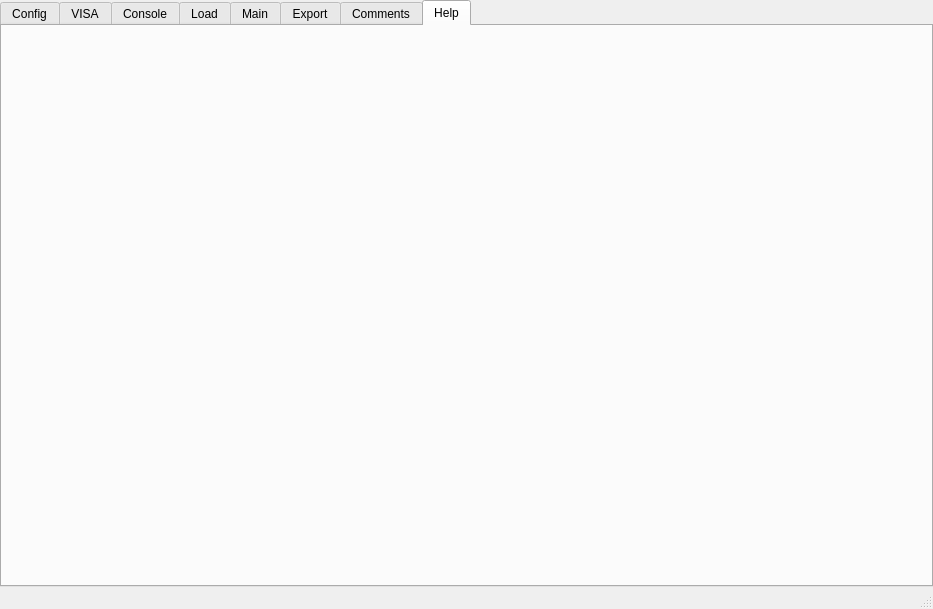
lamasek/customer_fast, file tester_adapteru/mainwindow.ui: the form before one commit.
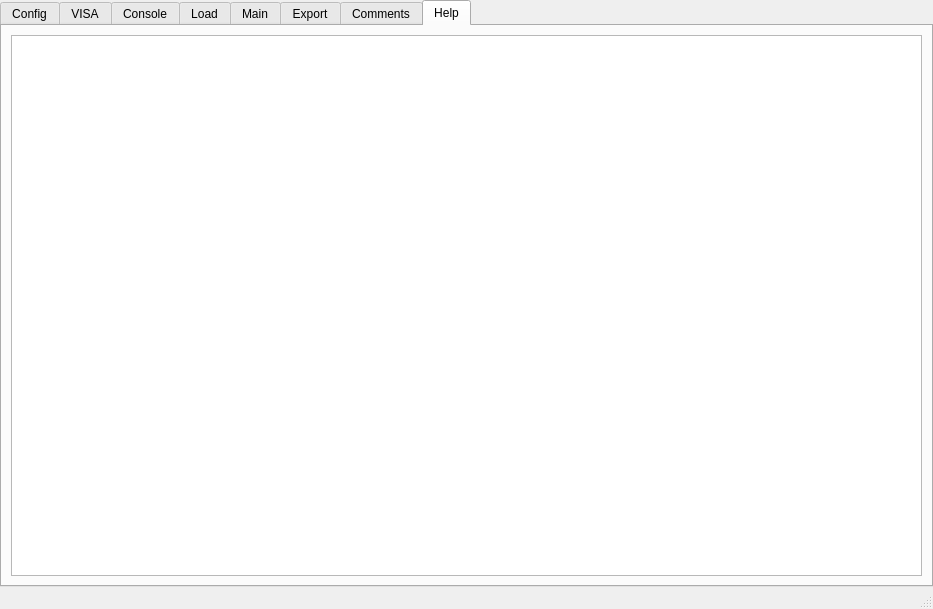
The form after the commit. The open tabs and pages were chosen to show the change. Custom widgets are drawn as their Qt base class.

```diff
--- a/tester_adapteru/mainwindow.ui
+++ b/tester_adapteru/mainwindow.ui
@@ -813,6 +813,11 @@
        <attribute name="title">
         <string>Help</string>
        </attribute>
+       <layout class="QVBoxLayout" name="verticalLayout_12">
+        <item>
+         <widget class="QTextEdit" name="help_textEdit"/>
+        </item>
+       </layout>
       </widget>
      </widget>
     </item>
```
Left out of the diff: 4 changed lines with no effect on the pictures.
